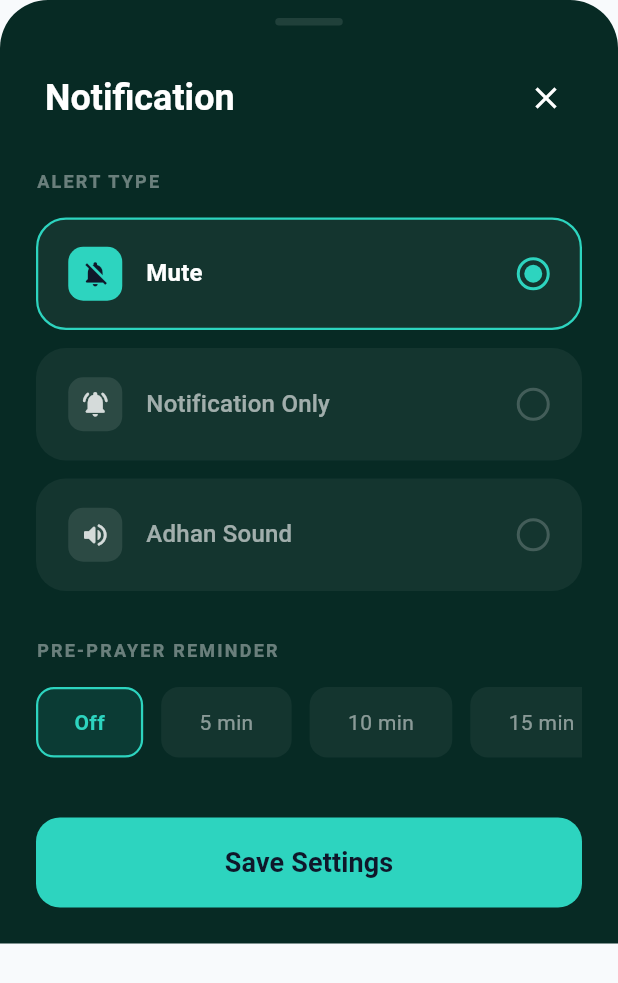
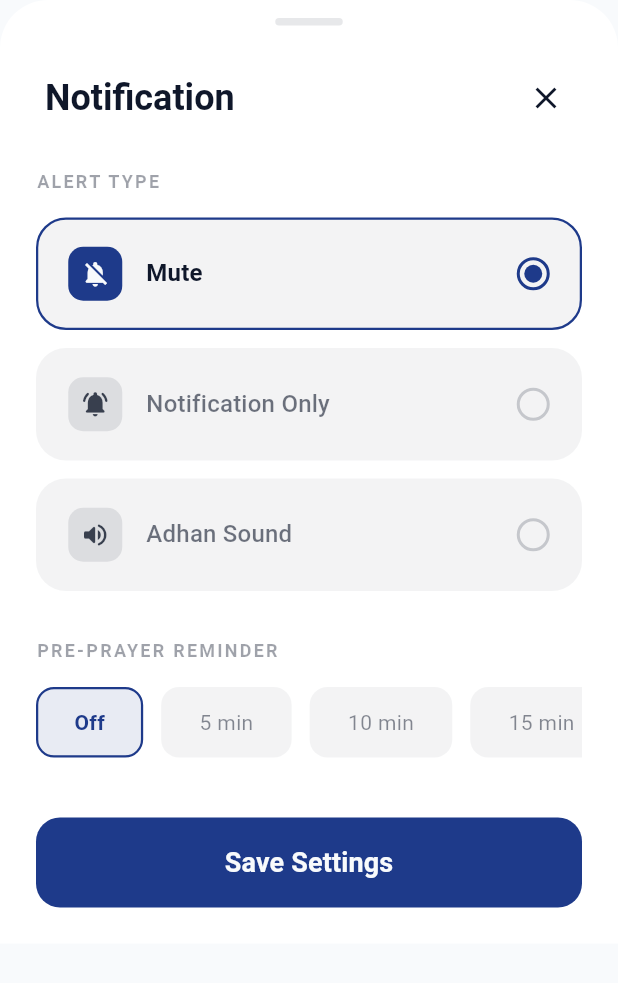
Before and after one commit to masumrpg/mls_flutter, a Flutter app: the PrayerNotificationBottomSheet widget shown alone on an empty page, opened directly with empty values, on a phone screen of 412 x 824 dp. Shown: the top 983 px of the screen. Run offline on Flutter 3.47's test engine with Material 3 defaults, Android fonts, the phone set to English and light mode, and no system bars; our stand-ins replace audioplayers, dartz, dio, drift, drift_flutter, envied and 16 more; missing offline and left inert: gal, workmanager; accounts and stored records are empty; generated files the repository leaves out were written again; network calls fail.

Commit message:
refactor: standardize color usage in Sholat feature UI components and simplify data entity constructors.

```diff
--- a/lib/features/sholat/bloc/sholat_schedule_bloc.dart
+++ b/lib/features/sholat/bloc/sholat_schedule_bloc.dart
@@ -7,10 +7,12 @@ import '../domain/repositories/sholat_repository.dart';
 part 'sholat_schedule_event.dart';
 part 'sholat_schedule_state.dart';
 
-class SholatScheduleBloc extends Bloc<SholatScheduleEvent, SholatScheduleState> {
+class SholatScheduleBloc
+    extends Bloc<SholatScheduleEvent, SholatScheduleState> {
   final SholatRepository repository;
 
-  SholatScheduleBloc({required this.repository}) : super(SholatScheduleInitial()) {
+  SholatScheduleBloc({required this.repository})
+    : super(SholatScheduleInitial()) {
     on<FetchSholatSchedule>(_onFetchSholatSchedule);
   }
 
--- a/lib/features/sholat/data/repositories/sholat_repository_impl.dart
+++ b/lib/features/sholat/data/repositories/sholat_repository_impl.dart
@@ -45,7 +45,9 @@ class SholatRepositoryImpl implements SholatRepository {
   }
 
   @override
-  Future<Either<Failure, SholatScheduleEntity>> getScheduleToday(String cityId) async {
+  Future<Either<Failure, SholatScheduleEntity>> getScheduleToday(
+    String cityId,
+  ) async {
     final todayStr = DateFormat('yyyy-MM-dd').format(DateTime.now());
     return getSchedule(cityId, todayStr);
   }
--- a/lib/features/sholat/domain/entities/city_entity.dart
+++ b/lib/features/sholat/domain/entities/city_entity.dart
@@ -4,10 +4,7 @@ class CityEntity extends Equatable {
   final String id;
   final String location;
 
-  const CityEntity({
-    required this.id,
-    required this.location,
-  });
+  const CityEntity({required this.id, required this.location});
 
   @override
   List<Object?> get props => [id, location];
--- a/lib/features/sholat/domain/entities/sholat_entity.dart
+++ b/lib/features/sholat/domain/entities/sholat_entity.dart
@@ -4,10 +4,7 @@ class SholatEntity extends Equatable {
   final String id;
   final String name;
 
-  const SholatEntity({
-    required this.id,
-    required this.name,
-  });
+  const SholatEntity({required this.id, required this.name});
 
   @override
   List<Object?> get props => [id, name];
--- a/lib/features/sholat/domain/repositories/sholat_repository.dart
+++ b/lib/features/sholat/domain/repositories/sholat_repository.dart
@@ -7,7 +7,10 @@ abstract class SholatRepository {
   Future<Either<Failure, List<CityEntity>>> getCities();
   Future<Either<Failure, List<CityEntity>>> searchCities(String keyword);
   Future<Either<Failure, SholatScheduleEntity>> getScheduleToday(String cityId);
-  Future<Either<Failure, SholatScheduleEntity>> getSchedule(String cityId, String date);
+  Future<Either<Failure, SholatScheduleEntity>> getSchedule(
+    String cityId,
+    String date,
+  );
   Future<Either<Failure, SholatScheduleEntity>> getScheduleForCurrentLocation();
   Future<Either<Failure, void>> saveNotificationSetting(
     String prayerName,
--- a/lib/features/sholat/ui/widgets/prayer_notification_bottom_sheet.dart
+++ b/lib/features/sholat/ui/widgets/prayer_notification_bottom_sheet.dart
@@ -16,10 +16,19 @@ class PrayerNotificationBottomSheet extends StatefulWidget {
   });
 
   @override
-  State<PrayerNotificationBottomSheet> createState() => _PrayerNotificationBottomSheetState();
+  State<PrayerNotificationBottomSheet> createState() =>
+      _PrayerNotificationBottomSheetState();
 }
 
-class _PrayerNotificationBottomSheetState extends State<PrayerNotificationBottomSheet> {
+class _PrayerNotificationBottomSheetState
+    extends State<PrayerNotificationBottomSheet> {
+  Color get _bgColor => Theme.of(context).scaffoldBackgroundColor;
+  Color get _textColor => Theme.of(context).brightness == Brightness.dark
+      ? AppColors.darkText
+      : AppColors.black;
+  // Color get _subTextColor => Theme.of(context).brightness == Brightness.dark ? AppColors.darkTextSecondary : AppColors.grey;
+  Color get _cardBg => Theme.of(context).brightness == Brightness.dark ? AppColors.darkSurface : AppColors.white;
+
   late int _selectedAlertType;
   late int _selectedPreReminder;
 
@@ -44,10 +53,10 @@ class _PrayerNotificationBottomSheetState extends State<PrayerNotificationBottom
       child: Container(
         padding: const EdgeInsets.symmetric(horizontal: 20, vertical: 18),
         decoration: BoxDecoration(
-          color: Colors.white.withOpacity(0.05),
+          color: _textColor.withValues(alpha: 0.05),
           borderRadius: BorderRadius.circular(20),
           border: Border.all(
-            color: isSelected ? const Color(0xFF2DD4BF) : Colors.transparent,
+            color: isSelected ? AppColors.primary : Colors.transparent,
             width: 1.5,
           ),
         ),
@@ -57,15 +66,15 @@ class _PrayerNotificationBottomSheetState extends State<PrayerNotificationBottom
               padding: const EdgeInsets.all(8),
               decoration: BoxDecoration(
                 color: isSelected
-                    ? const Color(0xFF2DD4BF)
-                    : Colors.white.withOpacity(0.1),
+                    ? AppColors.primary
+                    : _textColor.withValues(alpha: 0.1),
                 borderRadius: BorderRadius.circular(10),
               ),
               child: Icon(
                 icon,
                 color: isSelected
-                    ? AppColors.darkBackground
-                    : Colors.white.withOpacity(0.8),
+                    ? _bgColor
+                    : _textColor.withValues(alpha: 0.8),
                 size: 20,
               ),
             ),
@@ -76,8 +85,8 @@ class _PrayerNotificationBottomSheetState extends State<PrayerNotificationBottom
                 style: theme.textTheme.titleMedium?.copyWith(
                   fontWeight: isSelected ? FontWeight.bold : FontWeight.w500,
                   color: isSelected
-                      ? Colors.white
-                      : Colors.white.withOpacity(0.6),
+                      ? _textColor
+                      : _textColor.withValues(alpha: 0.6),
                 ),
               ),
             ),
@@ -88,8 +97,8 @@ class _PrayerNotificationBottomSheetState extends State<PrayerNotificationBottom
                 shape: BoxShape.circle,
                 border: Border.all(
                   color: isSelected
-                      ? const Color(0xFF2DD4BF)
-                      : Colors.white.withOpacity(0.2),
+                      ? AppColors.primary
+                      : _textColor.withValues(alpha: 0.2),
                   width: 2,
                 ),
               ),
@@ -98,8 +107,8 @@ class _PrayerNotificationBottomSheetState extends State<PrayerNotificationBottom
                       child: Container(
                         width: 12,
                         height: 12,
-                        decoration: const BoxDecoration(
-                          color: Color(0xFF2DD4BF),
+                        decoration: BoxDecoration(
+                          color: AppColors.primary,
                           shape: BoxShape.circle,
                         ),
                       ),
@@ -139,13 +148,11 @@ class _PrayerNotificationBottomSheetState extends State<PrayerNotificationBottom
                 ),
                 decoration: BoxDecoration(
                   color: isSelected
-                      ? const Color(0xFF2DD4BF).withOpacity(0.1)
-                      : Colors.white.withOpacity(0.05),
+                      ? AppColors.primary.withValues(alpha: 0.1)
+                      : _textColor.withValues(alpha: 0.05),
                   borderRadius: BorderRadius.circular(12),
                   border: Border.all(
-                    color: isSelected
-                        ? const Color(0xFF2DD4BF)
-                        : Colors.transparent,
+                    color: isSelected ? AppColors.primary : Colors.transparent,
                     width: 1.5,
                   ),
                 ),
@@ -153,8 +160,8 @@ class _PrayerNotificationBottomSheetState extends State<PrayerNotificationBottom
                   label,
                   style: theme.textTheme.bodyMedium?.copyWith(
                     color: isSelected
-                        ? const Color(0xFF2DD4BF)
-                        : Colors.white.withOpacity(0.5),
+                        ? AppColors.primary
+                        : _textColor.withValues(alpha: 0.5),
                     fontWeight: isSelected
                         ? FontWeight.bold
                         : FontWeight.normal,
@@ -180,8 +187,8 @@ class _PrayerNotificationBottomSheetState extends State<PrayerNotificationBottom
         top: 12,
         bottom: MediaQuery.of(context).padding.bottom + 24,
       ),
-      decoration: const BoxDecoration(
-        color: Color(0xFF072A24), // Even deeper teal for modal
+      decoration: BoxDecoration(
+        color: _cardBg, // Even deeper teal for modal
         borderRadius: BorderRadius.vertical(top: Radius.circular(32)),
       ),
       child: Column(
@@ -193,7 +200,7 @@ class _PrayerNotificationBottomSheetState extends State<PrayerNotificationBottom
               width: 45,
               height: 5,
               decoration: BoxDecoration(
-                color: Colors.white.withOpacity(0.1),
+                color: _textColor.withValues(alpha: 0.1),
                 borderRadius: BorderRadius.circular(2.5),
               ),
             ),
@@ -206,12 +213,12 @@ class _PrayerNotificationBottomSheetState extends State<PrayerNotificationBottom
                 '${widget.prayerName} Notification',
                 style: theme.textTheme.headlineSmall?.copyWith(
                   fontWeight: FontWeight.bold,
-                  color: Colors.white,
+                  color: _textColor,
                 ),
               ),
               IconButton(
                 onPressed: () => Navigator.pop(context),
-                icon: const Icon(Icons.close, color: Colors.white),
+                icon: Icon(Icons.close, color: _textColor),
               ),
             ],
           ),
@@ -221,7 +228,7 @@ class _PrayerNotificationBottomSheetState extends State<PrayerNotificationBottom
             style: theme.textTheme.labelMedium?.copyWith(
               letterSpacing: 1.5,
               fontWeight: FontWeight.bold,
-              color: Colors.white.withOpacity(0.4),
+              color: _textColor.withValues(alpha: 0.4),
             ),
           ),
           const SizedBox(height: 16),
@@ -240,7 +247,7 @@ class _PrayerNotificationBottomSheetState extends State<PrayerNotificationBottom
             style: theme.textTheme.labelMedium?.copyWith(
               letterSpacing: 1.5,
               fontWeight: FontWeight.bold,
-              color: Colors.white.withOpacity(0.4),
+              color: _textColor.withValues(alpha: 0.4),
             ),
           ),
           const SizedBox(height: 16),
@@ -255,14 +262,14 @@ class _PrayerNotificationBottomSheetState extends State<PrayerNotificationBottom
                 Navigator.pop(context);
               },
               style: ElevatedButton.styleFrom(
-                backgroundColor: const Color(0xFF2DD4BF),
-                foregroundColor: AppColors.darkBackground,
+                backgroundColor: AppColors.primary,
+                foregroundColor: _bgColor,
                 elevation: 0,
                 shape: RoundedRectangleBorder(
                   borderRadius: BorderRadius.circular(16),
                 ),
               ),
-              child: const Text(
+              child: Text(
                 'Save Settings',
                 style: TextStyle(fontSize: 18, fontWeight: FontWeight.bold),
               ),
--- a/lib/shared/widgets/app_drawer.dart
+++ b/lib/shared/widgets/app_drawer.dart
@@ -142,7 +142,7 @@ class AppDrawer extends StatelessWidget {
                         trailing: Switch(
                           value: themeMode == ThemeMode.dark,
                           onChanged: (_) => context.read<ThemeCubit>().toggleTheme(),
-                          activeColor: accentColor,
+                          activeThumbColor: accentColor,
                         ),
                       );
                     },
```
Also changed, not shown: lib/core/services/location_service.dart (+48 -5 lines), lib/features/sholat/data/datasources/sholat_local_datasource.dart (+23 -7 lines), lib/features/sholat/data/datasources/sholat_remote_datasource.dart (+6 -2 lines), lib/features/sholat/data/datasources/sholat_tables.dart (+5 -2 lines), lib/features/sholat/data/models/city_model.dart (+2 -8 lines), lib/features/sholat/data/models/sholat_model.dart (+3 -12 lines), lib/features/sholat/ui/pages/sholat_page.dart (+52 -53 lines), lib/features/sholat/ui/pages/sholat_sholat_home_page.dart (+107 -25 lines), lib/features/sholat/domain/entities/sholat_schedule_entity.dart (indentation only), 1 other file.
